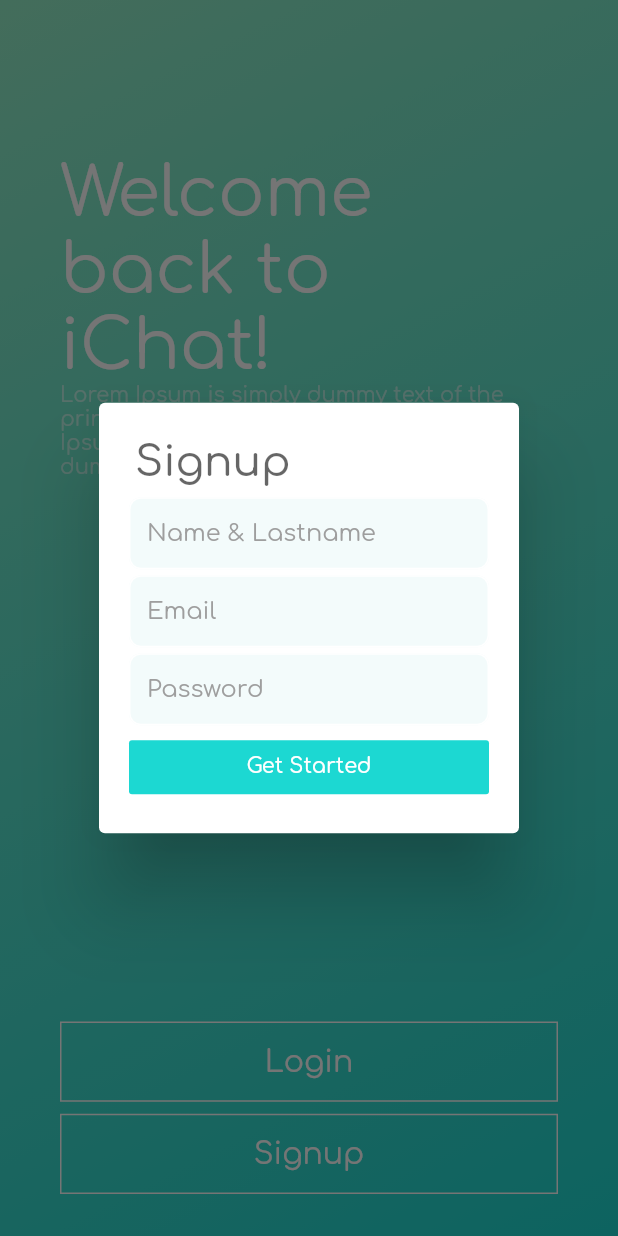
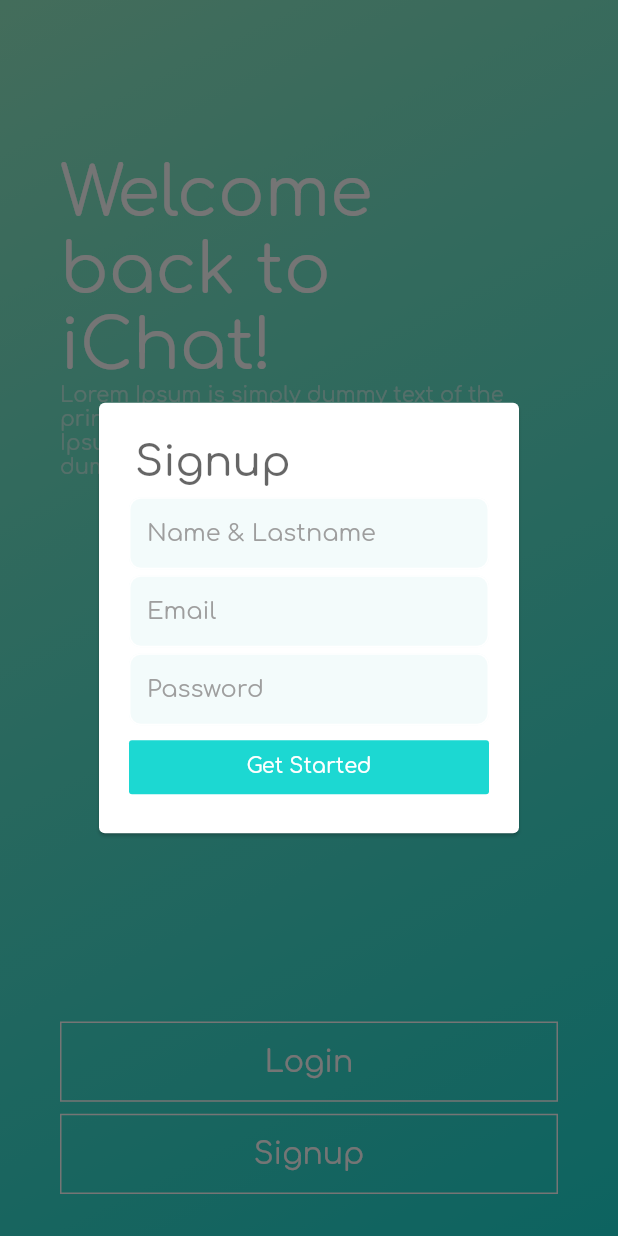
Before and after one commit to aymensbh/ichat_pfe, a Flutter app: the screen it shows after launch, after a tap on "Signup", on a phone screen of 412 x 824 dp. Run offline on Flutter 3.47's test engine with Material 2 defaults, Android fonts, the phone set to English and light mode, and no system bars; our stand-ins replace cached_network_image, firebase_auth, firebase_database, firebase_storage, image_picker, line_icons; accounts and stored records are empty.

Commit message:
third upload

```diff
--- a/lib/pages/signup.dart
+++ b/lib/pages/signup.dart
@@ -9,6 +9,7 @@ void signup(BuildContext context) {
       context: context,
       builder: (ctx) {
         return SimpleDialog(
+          elevation: 1,
           backgroundColor: Colors.white,
           contentPadding: EdgeInsets.only(left: 20, right: 20, bottom: 20),
           title: Text(
```
